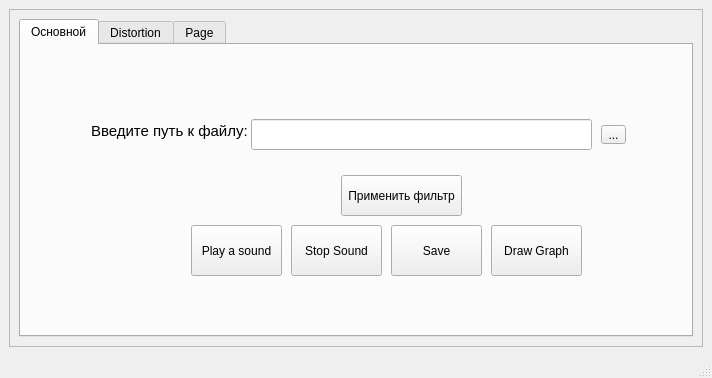
Old version of the form ui/mainForm.ui in the repository Andrew-Garanin/AudioDigitalFiltering.
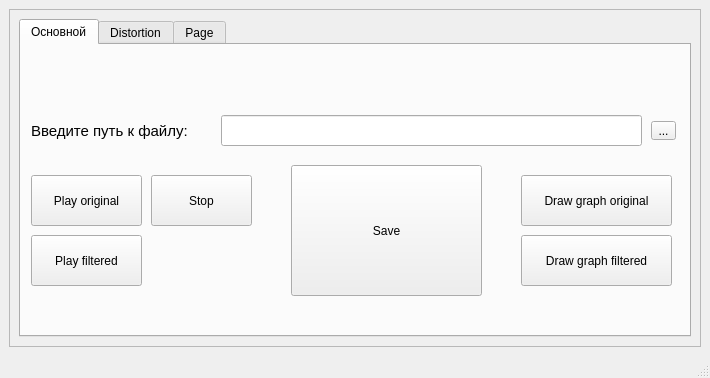
New version of the form. The open tabs and pages were chosen to show the change.

Commit message: Created Sound class which contains sound info and some processing methods. Updated UI. Removed main.py file.

Patch:
```diff
--- a/ui/mainForm.ui
+++ b/ui/mainForm.ui
@@ -6,7 +6,7 @@
    <rect>
     <x>0</x>
     <y>0</y>
-    <width>712</width>
+    <width>710</width>
     <height>378</height>
    </rect>
   </property>
@@ -36,22 +36,22 @@
           <widget class="QPushButton" name="buttonGraph">
            <property name="geometry">
             <rect>
-             <x>470</x>
-             <y>180</y>
-             <width>91</width>
+             <x>500</x>
+             <y>130</y>
+             <width>151</width>
              <height>51</height>
             </rect>
            </property>
            <property name="text">
-            <string>Draw Graph</string>
+            <string>Draw graph original</string>
            </property>
           </widget>
           <widget class="QPushButton" name="buttonPlay">
            <property name="geometry">
             <rect>
-             <x>170</x>
-             <y>180</y>
-             <width>91</width>
+             <x>10</x>
+             <y>130</y>
+             <width>111</width>
              <height>51</height>
             </rect>
            </property>
@@ -59,16 +59,16 @@
             <enum>Qt::DefaultContextMenu</enum>
            </property>
            <property name="text">
-            <string>Play a sound</string>
+            <string>Play original</string>
            </property>
           </widget>
           <widget class="QPushButton" name="buttonSave">
            <property name="geometry">
             <rect>
-             <x>370</x>
-             <y>180</y>
-             <width>91</width>
-             <height>51</height>
+             <x>270</x>
+             <y>120</y>
+             <width>191</width>
+             <height>131</height>
             </rect>
            </property>
            <property name="text">
@@ -78,9 +78,9 @@
           <widget class="QLabel" name="labelFilePath">
            <property name="geometry">
             <rect>
-             <x>70</x>
+             <x>10</x>
              <y>70</y>
-             <width>171</width>
+             <width>191</width>
              <height>31</height>
             </rect>
            </property>
@@ -96,44 +96,31 @@
           <widget class="QLineEdit" name="lineEditFilePath">
            <property name="geometry">
             <rect>
-             <x>230</x>
-             <y>74</y>
-             <width>341</width>
+             <x>200</x>
+             <y>70</y>
+             <width>421</width>
              <height>31</height>
             </rect>
            </property>
           </widget>
-          <widget class="QPushButton" name="pushButtonApplyFilter">
-           <property name="geometry">
-            <rect>
-             <x>320</x>
-             <y>130</y>
-             <width>121</width>
-             <height>41</height>
-            </rect>
-           </property>
-           <property name="text">
-            <string>Применить фильтр</string>
-           </property>
-          </widget>
           <widget class="QPushButton" name="buttonStop">
            <property name="geometry">
             <rect>
-             <x>270</x>
-             <y>180</y>
-             <width>91</width>
+             <x>130</x>
+             <y>130</y>
+             <width>101</width>
              <height>51</height>
             </rect>
            </property>
            <property name="text">
-            <string>Stop Sound</string>
+            <string>Stop</string>
            </property>
           </widget>
           <widget class="QToolButton" name="toolButtonFilePath">
            <property name="geometry">
             <rect>
-             <x>580</x>
-             <y>80</y>
+             <x>630</x>
+             <y>76</y>
              <width>25</width>
              <height>19</height>
             </rect>
@@ -142,6 +129,35 @@
             <string>...</string>
            </property>
           </widget>
+          <widget class="QPushButton" name="buttonPlayFilteredSound">
+           <property name="geometry">
+            <rect>
+             <x>10</x>
+             <y>190</y>
+             <width>111</width>
+             <height>51</height>
+            </rect>
+           </property>
+           <property name="contextMenuPolicy">
+            <enum>Qt::DefaultContextMenu</enum>
+           </property>
+           <property name="text">
+            <string>Play filtered</string>
+           </property>
+          </widget>
+          <widget class="QPushButton" name="buttonGraphFiltered">
+           <property name="geometry">
+            <rect>
+             <x>500</x>
+             <y>190</y>
+             <width>151</width>
+             <height>51</height>
+            </rect>
+           </property>
+           <property name="text">
+            <string>Draw graph filtered</string>
+           </property>
+          </widget>
          </widget>
          <widget class="QWidget" name="tab_2">
           <attribute name="title">
```
Left out of the diff: 29 changed lines with no effect on the pictures. The commit also changes 6 other files.
